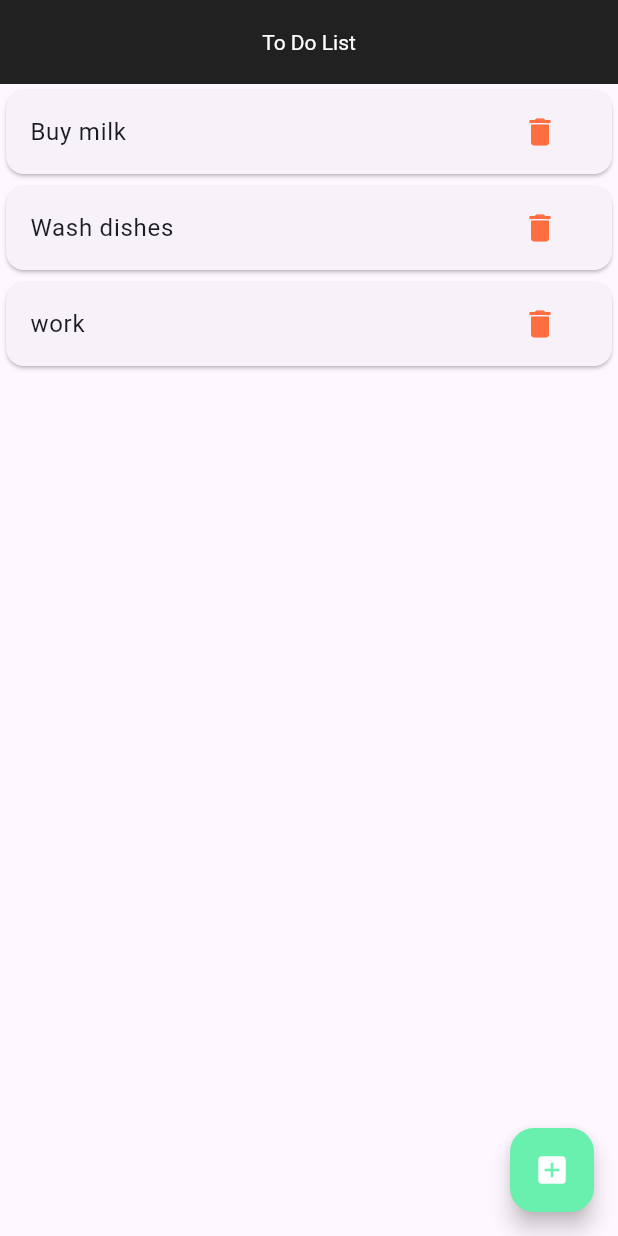
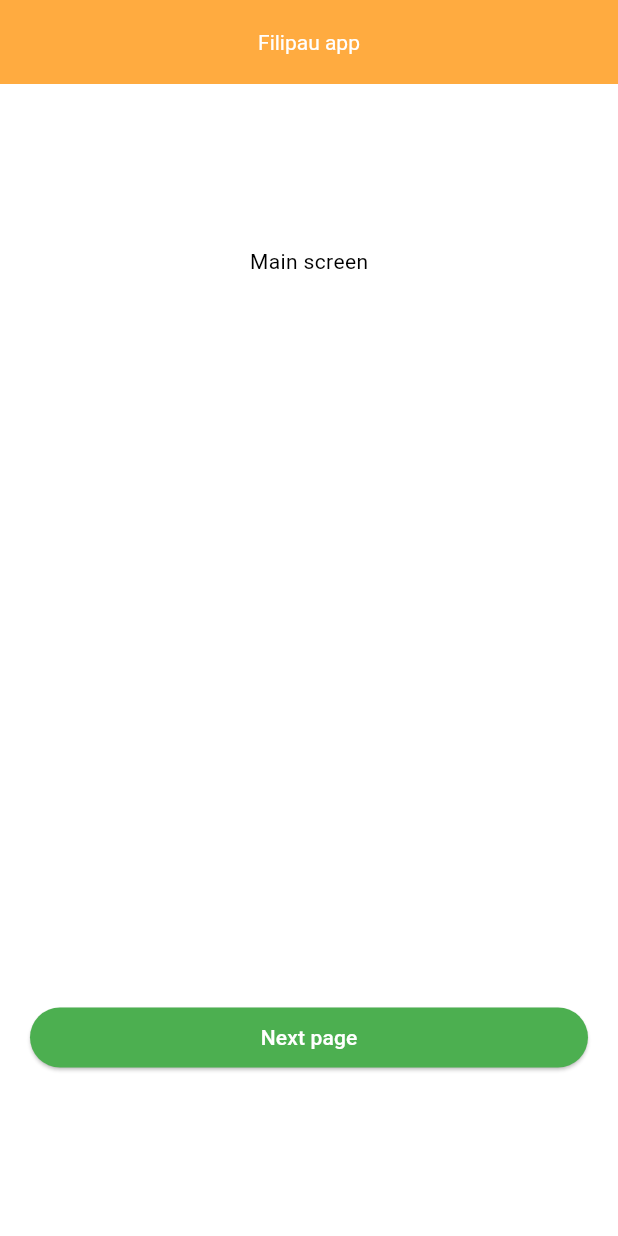
Before and after one commit to EvgeniyFilippov/flutter_todo, a Flutter app: the screen it shows after launch, on a phone screen of 412 x 824 dp. Run offline on Flutter 3.47's test engine with Material 3 defaults, Android fonts, the phone set to English and light mode, and no system bars.

Commit message:
feat: add navigation

```diff
--- a/lib/pages/main_screen.dart
+++ b/lib/pages/main_screen.dart
@@ -0,0 +1,38 @@
+import 'package:flutter/material.dart';
+
+class MainScreen extends StatelessWidget {
+  const MainScreen({super.key});
+
+  @override
+  Widget build(BuildContext context) {
+    return Scaffold(
+      backgroundColor: Colors.white,
+      appBar: AppBar(
+        backgroundColor: Colors.orangeAccent,
+        title: Text('Filipau app'),
+        titleTextStyle: TextStyle(color: Colors.white),
+        centerTitle: true,
+      ),
+      body: Column(
+        mainAxisAlignment: MainAxisAlignment.spaceAround,
+        crossAxisAlignment: CrossAxisAlignment.stretch,
+        children: [
+          Center(
+            child: Text('Main screen', style: TextStyle(color: Colors.black),),
+          ),
+
+          Padding(padding: EdgeInsets.only(top: 25, bottom: 25)),
+          Container(
+            margin: EdgeInsets.symmetric(horizontal: 20),
+            child: ElevatedButton(onPressed: () {
+              Navigator.pushNamed(context, '/todo');
+            },
+              style: ElevatedButton.styleFrom(backgroundColor: Colors.green),
+              child: Text('Next page', style: TextStyle(color: Colors.white),),
+            ),
+          )
+        ],
+      ),
+    );
+  }
+}
```
Also changed, not shown: lib/main.dart (+7 -2 lines), lib/pages/todo_screen.dart (renamed from lib/pages/home.dart, +28 -2 lines).
